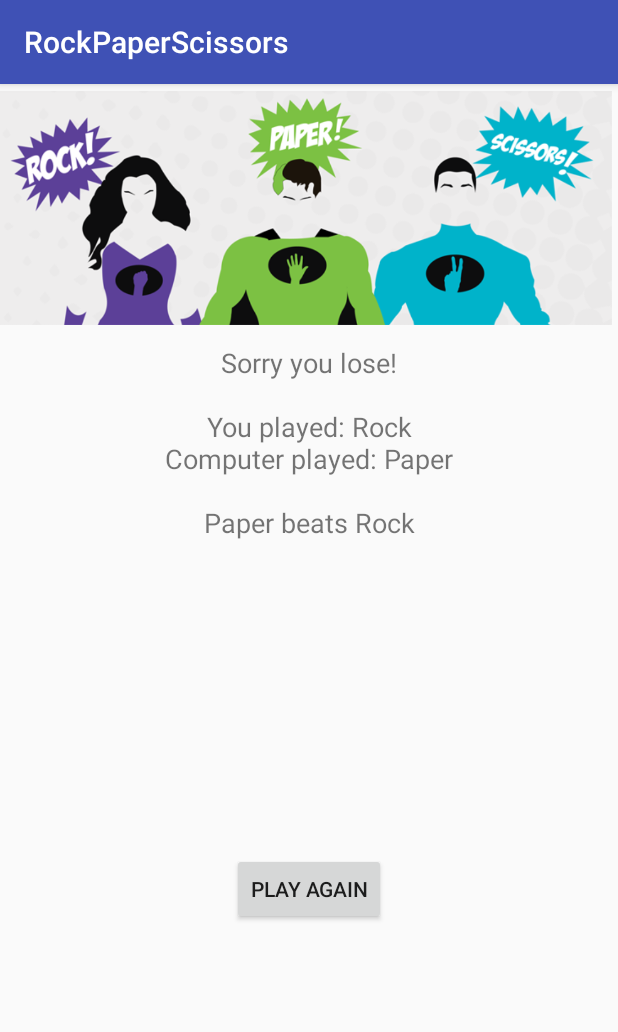
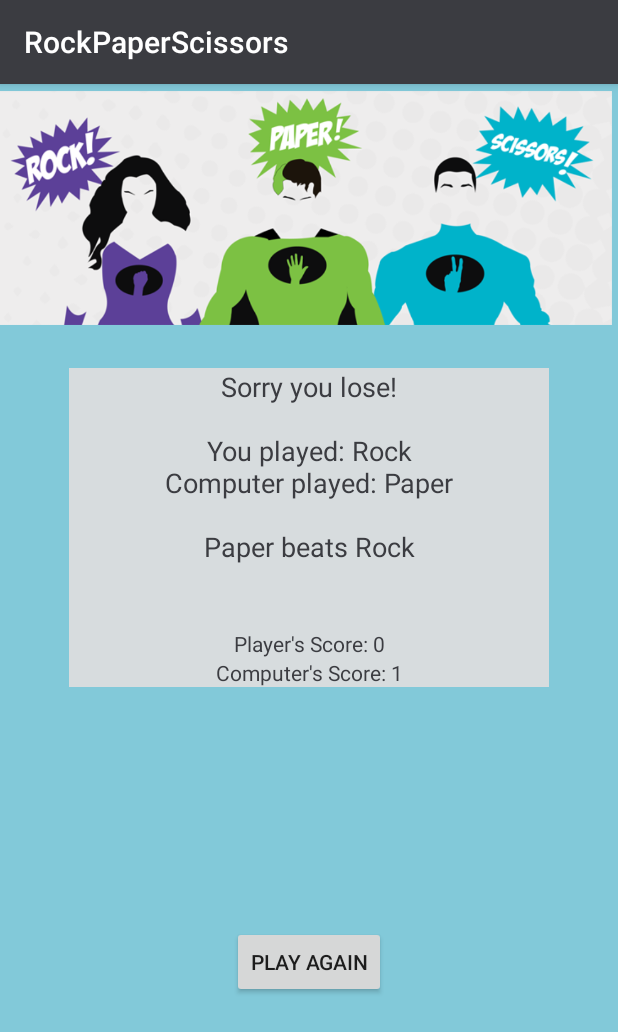
Before and after one commit to hdpuk86/rock-paper-scissors-android, an Android app: the GameActivity screen opened directly, with no data from a screen before it, after a tap on an icon or button, on a phone screen of 412 x 824 dp. Shown: the top 1032 px of the screen. Run offline under Robolectric (Android 15) with nearby library versions, the phone set to English and light mode, and no system bars.

Commit message:
adds scores to result page

```diff
--- a/app/src/main/java/com/example/hayleyprior/rockpaperscissors/Game.java
+++ b/app/src/main/java/com/example/hayleyprior/rockpaperscissors/Game.java
@@ -11,11 +11,23 @@ public class Game {
 
     private String playerMove;
     private String computerMove;
+    private Integer playerScore;
+    private Integer computerScore;
     private ArrayList<Move> possibleMoves;
 
     public Game() {
         this.possibleMoves = new ArrayList<>();
+        this.playerScore = 0;
+        this.computerScore = 0;
         generatePossibleMoves();
+    }
+
+    public Integer getPlayerScore() {
+        return this.playerScore;
+    }
+
+    public Integer getComputerScore() {
+        return computerScore;
     }
 
     public void setPlayerMove(String playerMove) {
@@ -64,19 +76,23 @@ public class Game {
     public String compareMoves(){
         setComputerMove(getRandomMove());
         if(computerMove.equals(playerMove)) {
-            return "It's a draw!\n\nYou played: " + playerMove + "\nComputer played: " + computerMove;
+            return "It's a draw!\n\nYou played: " + playerMove + "\nComputer played: " + computerMove + "\n\n";
         }
         if(computerMove.equals( "Rock" )&& playerMove.equals( "Paper")){
-            return "You win!\n\nComputer played Rock!\nYou played Paper\n\nPaper wraps Rock!";
+            this.playerScore ++;
+            return "You win!\n\nComputer played Rock!\nYou played Paper\n\nPaper wraps Rock!\n\n";
         }
         if(computerMove.equals( "Paper") && playerMove.equals( "Scissors")){
-            return "You Win!\n\nComputer played Paper!\nYou played Scissors\n\nScissors cut Paper!";
+            this.playerScore ++;
+            return "You Win!\n\nComputer played Paper!\nYou played Scissors\n\nScissors cut Paper!\n\n";
         }
         if(computerMove.equals( "Scissors") && playerMove.equals( "Rock")){
-            return "You Win!\n\nComputer played Scissors!\nYou played Rock\n\nRock blunts Scissors";
+            this.playerScore ++;
+            return "You Win!\n\nComputer played Scissors!\nYou played Rock\n\nRock blunts Scissors\n\n";
         }
         else
-            return "Sorry you lose!\n\nYou played: " + playerMove + "\nComputer played: " + computerMove + "\n\n" + computerMove + " beats " + playerMove;
+            computerScore ++;
+            return "Sorry you lose!\n\nYou played: " + playerMove + "\nComputer played: " + computerMove + "\n\n" + computerMove + " beats " + playerMove + "\n\n";
 
     }
 
--- a/app/src/main/java/com/example/hayleyprior/rockpaperscissors/GameActivity.java
+++ b/app/src/main/java/com/example/hayleyprior/rockpaperscissors/GameActivity.java
@@ -4,15 +4,31 @@ import android.content.Intent;
 import android.support.v7.app.AppCompatActivity;
 import android.os.Bundle;
 import android.view.View;
-import android.widget.Button;
-import android.widget.TextView;
 
 public class GameActivity extends AppCompatActivity {
+
+    private Integer newScorePlayer;
+    private Integer newScoreComputer;
 
     @Override
     protected void onCreate(Bundle savedInstanceState) {
         super.onCreate(savedInstanceState);
         setContentView(R.layout.activity_game);
+        Intent i = getIntent();
+        Bundle extras = i.getExtras();
+
+        if(i.hasExtra("updatedPlayerScore")) {
+            newScorePlayer = extras.getInt("updatedPlayerScore");
+        } else {
+            newScorePlayer = 0;
+        }
+
+        if(i.hasExtra("updatedComputerScore")) {
+            newScoreComputer = extras.getInt("updatedComputerScore");
+        } else {
+            newScoreComputer = 0;
+        }
+
     }
 
     public void onRockButtonClicked(View button){
@@ -20,6 +36,8 @@ public class GameActivity extends AppCompatActivity {
 
         Intent i = new Intent(this, ResultActivity.class);
         i.putExtra("playerMove", playerMove);
+        i.putExtra("playerScore", newScorePlayer);
+        i.putExtra("computerScore", newScoreComputer);
         startActivity(i);
     }
 
@@ -28,6 +46,8 @@ public class GameActivity extends AppCompatActivity {
 
         Intent i = new Intent(this, ResultActivity.class);
         i.putExtra("playerMove", playerMove);
+        i.putExtra("playerScore", newScorePlayer);
+        i.putExtra("computerScore", newScoreComputer);
         startActivity(i);
     }
 
@@ -36,6 +56,8 @@ public class GameActivity extends AppCompatActivity {
 
         Intent i = new Intent(this, ResultActivity.class);
         i.putExtra("playerMove", playerMove);
+        i.putExtra("playerScore", newScorePlayer);
+        i.putExtra("computerScore", newScoreComputer);
         startActivity(i);
     }
 
--- a/app/src/main/java/com/example/hayleyprior/rockpaperscissors/ResultActivity.java
+++ b/app/src/main/java/com/example/hayleyprior/rockpaperscissors/ResultActivity.java
@@ -9,7 +9,11 @@ import android.widget.TextView;
 public class ResultActivity extends AppCompatActivity {
 
     private TextView results;
+    private TextView playerScore;
+    private TextView computerScore;
     private Game game;
+    private Integer updatedPlayerScore;
+    private Integer updatedComputerScore;
 
     @Override
     protected void onCreate(Bundle savedInstanceState) {
@@ -17,18 +21,30 @@ public class ResultActivity extends AppCompatActivity {
         setContentView(R.layout.activity_result);
 
         results = findViewById(R.id.result_text);
+        playerScore = findViewById(R.id.player_score_text);
+        computerScore = findViewById(R.id.computer_score_text);
         game = new Game();
 
         Intent i = getIntent();
         Bundle extras = i.getExtras();
         String playerMove = extras.getString("playerMove");
+        Integer currentPlayerScore = extras.getInt("playerScore");
+        Integer currentComputerScore = extras.getInt("computerScore");
         game.setPlayerMove(playerMove);
 
+
         results.setText(game.compareMoves());
+        updatedPlayerScore = game.getPlayerScore() + currentPlayerScore;
+        updatedComputerScore = game.getComputerScore() + currentComputerScore;
+
+        playerScore.setText("Player's Score: " + updatedPlayerScore);
+        computerScore.setText("Computer's Score: " + updatedComputerScore);
     }
 
     public void onPlayAgainButtonClicked(View button){
         Intent i = new Intent(this, GameActivity.class);
+        i.putExtra("updatedPlayerScore", updatedPlayerScore);
+        i.putExtra("updatedComputerScore", updatedComputerScore);
         startActivity(i);
     }
 
--- a/app/src/main/res/layout/activity_result.xml
+++ b/app/src/main/res/layout/activity_result.xml
@@ -4,16 +4,19 @@
     xmlns:tools="http://schemas.android.com/tools"
     android:layout_width="match_parent"
     android:layout_height="match_parent"
+    android:background="@color/colorBackground"
     tools:context="com.example.hayleyprior.rockpaperscissors.ResultActivity">
 
     <TextView
         android:id="@+id/result_text"
-        android:layout_width="wrap_content"
+        android:layout_width="320dp"
         android:layout_height="wrap_content"
         android:layout_marginEnd="8dp"
         android:layout_marginStart="8dp"
-        android:layout_marginTop="8dp"
+        android:layout_marginTop="24dp"
+        android:background="@color/colorTextBackground"
         android:textAlignment="center"
+        android:textColor="@color/colorPrimary"
         android:textSize="18sp"
         app:layout_constraintEnd_toEndOf="parent"
         app:layout_constraintHorizontal_bias="0.501"
@@ -30,11 +33,11 @@
         android:layout_marginStart="8dp"
         android:layout_marginTop="8dp"
         android:onClick="onPlayAgainButtonClicked"
-        android:text="Play Again"
+        android:text="@string/play_again"
         app:layout_constraintBottom_toBottomOf="parent"
         app:layout_constraintEnd_toEndOf="parent"
         app:layout_constraintStart_toStartOf="parent"
-        app:layout_constraintTop_toBottomOf="@+id/result_text" />
+        app:layout_constraintTop_toBottomOf="@+id/computer_score_text" />
 
     <ImageView
         android:id="@+id/imageView3"
@@ -46,4 +49,32 @@
         app:layout_constraintTop_toTopOf="parent"
         app:srcCompat="@drawable/rockpaperscissors" />
 
+    <TextView
+        android:id="@+id/player_score_text"
+        android:layout_width="320dp"
+        android:layout_height="wrap_content"
+        android:layout_marginEnd="8dp"
+        android:layout_marginStart="8dp"
+        android:background="@color/colorTextBackground"
+        android:textAlignment="center"
+        android:textColor="@color/colorPrimary"
+        app:layout_constraintEnd_toEndOf="parent"
+        app:layout_constraintStart_toStartOf="parent"
+        app:layout_constraintTop_toBottomOf="@+id/result_text"
+        tools:text="player score" />
+
+    <TextView
+        android:id="@+id/computer_score_text"
+        android:layout_width="320dp"
+        android:layout_height="wrap_content"
+        android:layout_marginEnd="8dp"
+        android:layout_marginStart="8dp"
+        android:background="@color/colorTextBackground"
+        android:textAlignment="center"
+        android:textColor="@color/colorPrimary"
+        app:layout_constraintEnd_toEndOf="parent"
+        app:layout_constraintStart_toStartOf="parent"
+        app:layout_constraintTop_toBottomOf="@+id/player_score_text"
+        tools:text="computer score" />
+
 </android.support.constraint.ConstraintLayout>
--- a/app/src/main/res/values/colors.xml
+++ b/app/src/main/res/values/colors.xml
@@ -1,6 +1,9 @@
 <?xml version="1.0" encoding="utf-8"?>
 <resources>
-    <color name="colorPrimary">#3F51B5</color>
-    <color name="colorPrimaryDark">#303F9F</color>
+    <color name="colorPrimary">#3b3c41</color>
+    <color name="colorPrimaryDark">#1a1b1d</color>
     <color name="colorAccent">#FF4081</color>
+    <color name="colorBackground">#ad4ab3ca</color>
+    <color name="colorTextBackground">#d7dcde</color>
+
 </resources>
--- a/app/src/main/res/values/strings.xml
+++ b/app/src/main/res/values/strings.xml
@@ -7,5 +7,6 @@
     <string name="paper">Paper</string>
     <string name="scissors">Scissors</string>
     <string name="rules_title">Rules</string>
-    <string name="rules_text">Choose a move:\nRock, Paper or Scissors.\n\nThe computer will also pick a move and then we will compare your moves.\n\n Rock beats Scissors \n Scissors beats Paper \n Paper beats Rock</string>
+    <string name="rules_text">Choose a move:\nRock, Paper or Scissors.\n\nThe computer will also pick a move and then we will compare and find the winner!\n\n Rock beats Scissors \n Scissors beats Paper \n Paper beats Rock</string>
+    <string name="play_again">Play Again</string>
 </resources>
```
Also changed, not shown: app/src/main/res/layout/activity_game.xml (+12 -9 lines), app/src/main/res/layout/home_main.xml (+11 -7 lines), app/src/main/res/drawable/paper.png, app/src/main/res/drawable/rock.png, app/src/main/res/drawable/scissors.png.
